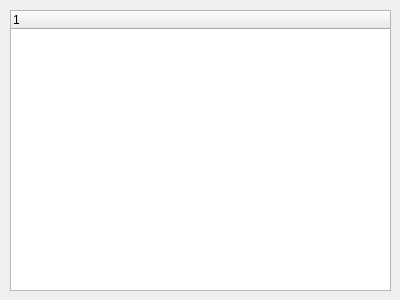
Qt form CiderPress_AJ_GUI/downloads_widget.ui (DerDudemeister046/AJ_Qt_GUI) before a commit.
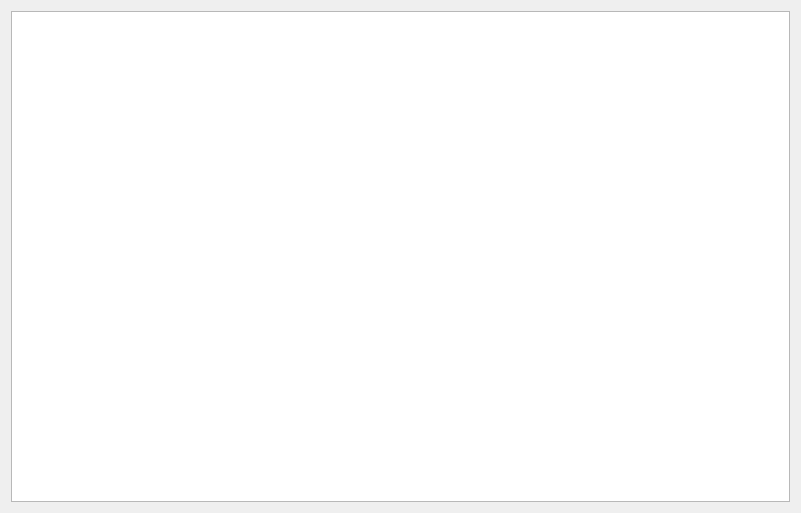
The same form after that commit.

What changed in the file:
```diff
--- a/CiderPress_AJ_GUI/downloads_widget.ui
+++ b/CiderPress_AJ_GUI/downloads_widget.ui
@@ -6,28 +6,22 @@
    <rect>
     <x>0</x>
     <y>0</y>
-    <width>400</width>
-    <height>300</height>
+    <width>801</width>
+    <height>513</height>
    </rect>
   </property>
   <property name="windowTitle">
    <string>Form</string>
   </property>
-  <widget class="QTreeWidget" name="treeWidget">
-   <property name="geometry">
-    <rect>
-     <x>10</x>
-     <y>10</y>
-     <width>381</width>
-     <height>281</height>
-    </rect>
-   </property>
-   <column>
-    <property name="text">
-     <string notr="true">1</string>
-    </property>
-   </column>
-  </widget>
+  <layout class="QGridLayout" name="gridLayout">
+   <item row="0" column="0">
+    <layout class="QGridLayout" name="gridLayout_2">
+     <item row="0" column="0">
+      <widget class="QTextEdit" name="textEdit"/>
+     </item>
+    </layout>
+   </item>
+  </layout>
  </widget>
  <resources/>
  <connections/>
```
